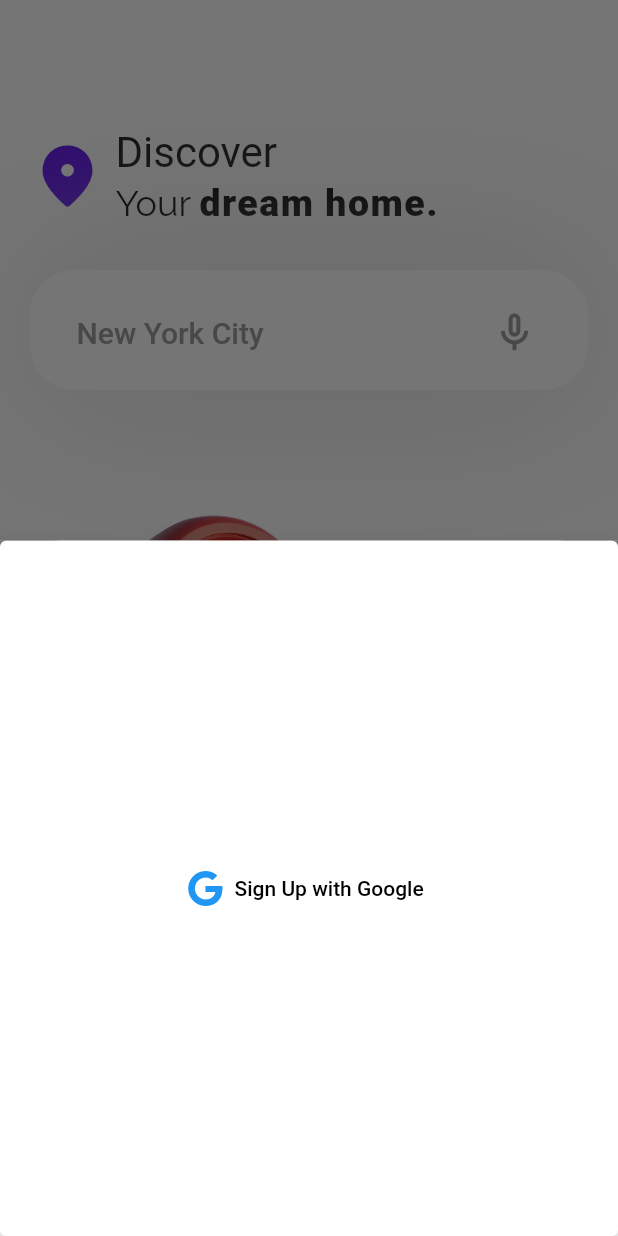
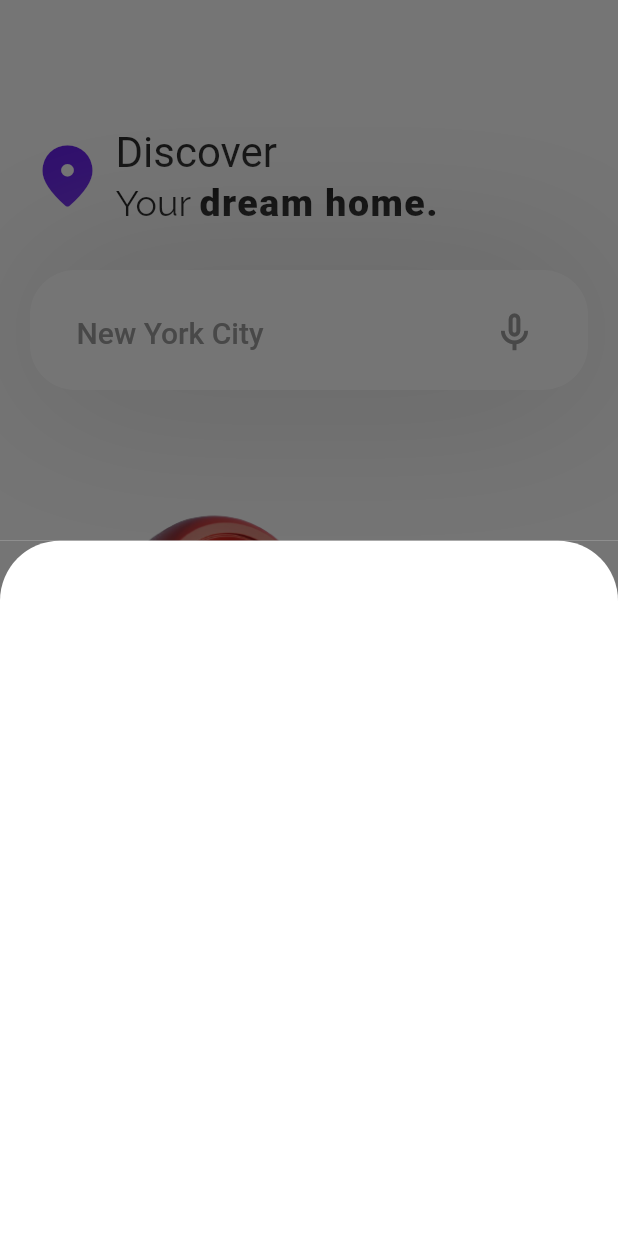
Before and after one commit to Michaelalo1/Mohouz, a Flutter app: the screen it shows after launch, after a tap on "Sign Up", on a phone screen of 412 x 824 dp. Run offline on Flutter 3.47's test engine with Material 2 defaults, Android fonts, the phone set to English and light mode, and no system bars; our stand-ins replace firebase_auth, firebase_core, font_awesome_flutter, google_sign_in; accounts and stored records are empty; Roboto replaces fonts that are missing (Raleway).

Commit message:
reafctoring signup

```diff
--- a/lib/main.dart
+++ b/lib/main.dart
@@ -355,28 +355,28 @@ class _HomeScreenState extends State<HomeScreen> {
                                 ),
                                 height: 800,
                                 width: double.infinity,
-                                child: ElevatedButton.icon(
-                                    style: ElevatedButton.styleFrom(
-                                      elevation: 20,
-                                      primary: Colors.white,
-                                      onPrimary: Colors.deepPurpleAccent,
-                                      minimumSize: Size(double.infinity, 50),
-                                    ),
-                                    onPressed: () {
-                                      final provider =
-                                          Provider.of<GoogleSignInProvider>(
-                                              context,
-                                              listen: false);
-                                      provider.googleLogin();
-                                    },
-                                    icon: const FaIcon(
-                                      FontAwesomeIcons.google,
-                                      color: Colors.blue,
-                                    ),
-                                    label: const Text(
-                                      'Sign Up with Google',
-                                      style: TextStyle(color: Colors.black),
-                                    )),
+                                //   child: ElevatedButton.icon(
+                                //       style: ElevatedButton.styleFrom(
+                                //         elevation: 20,
+                                //         primary: Colors.white,
+                                //         onPrimary: Colors.deepPurpleAccent,
+                                //         minimumSize: Size(double.infinity, 50),
+                                //       ),
+                                //       onPressed: () {
+                                //         final provider =
+                                //             Provider.of<GoogleSignInProvider>(
+                                //                 context,
+                                //                 listen: false);
+                                //         provider.googleLogin();
+                                //       },
+                                //       icon: const FaIcon(
+                                //         FontAwesomeIcons.google,
+                                //         color: Colors.blue,
+                                //       ),
+                                //       label: const Text(
+                                //         'Sign Up with Google',
+                                //         style: TextStyle(color: Colors.black),
+                                //       )),
                               ),
                             );
                             // return Wrap(
```
